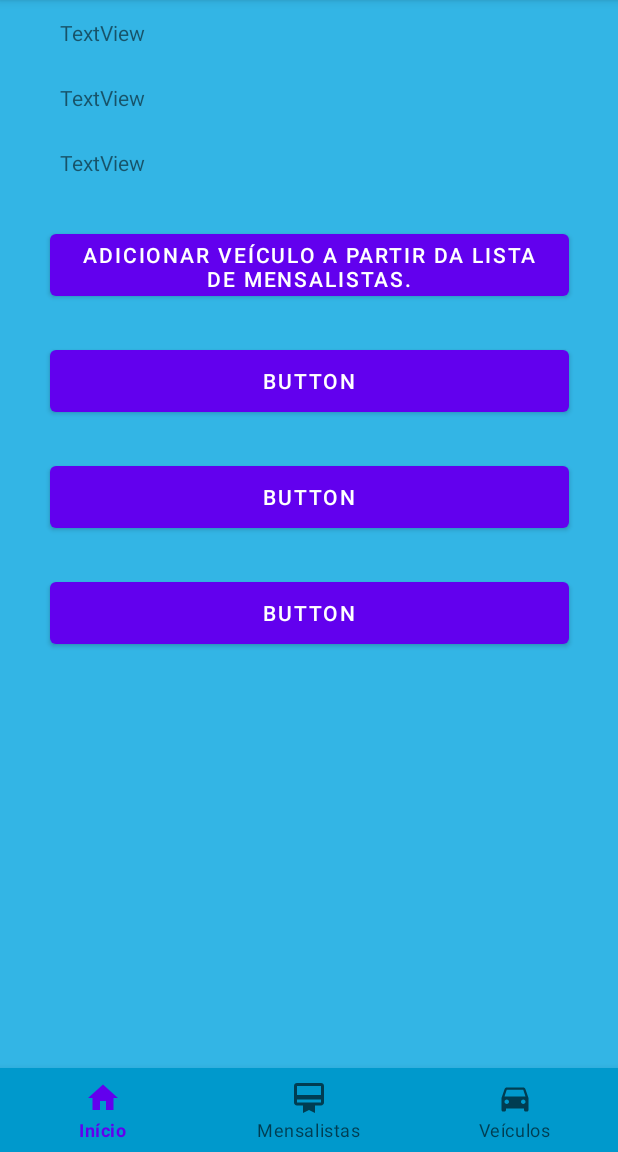
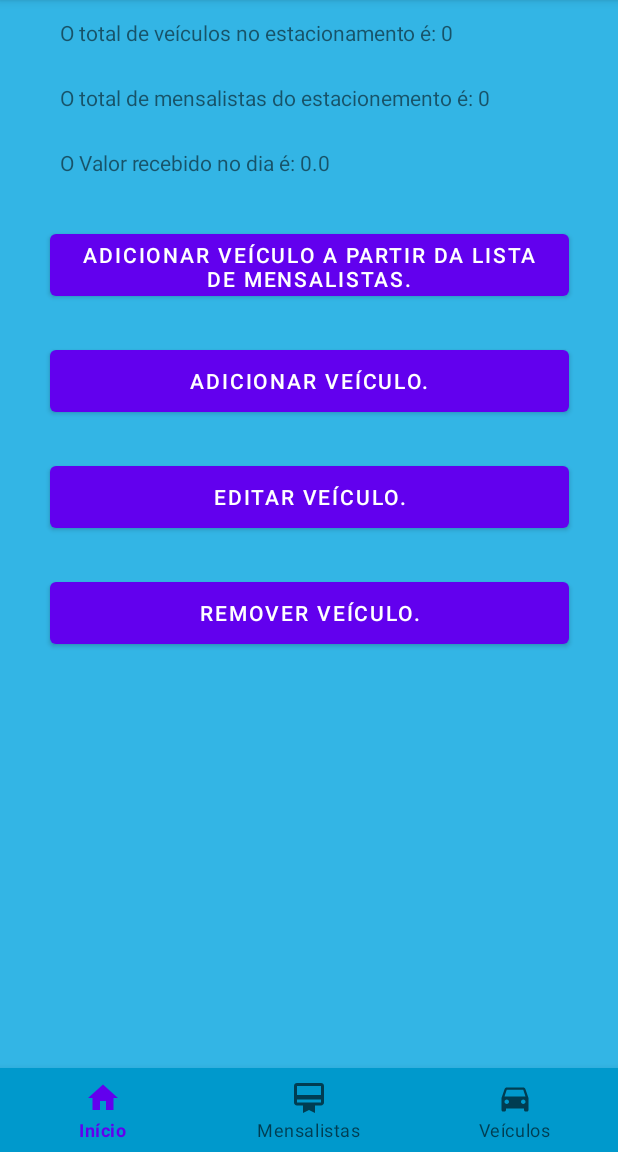
Before and after one commit to DaviPernalonga30/JavaMobileParkingControl, an Android app: the screen it shows after launch (MainActivity), on a phone screen of 412 x 824 dp, the part 84-1236 px from its top. Run offline under Robolectric (Android 15) with nearby library versions, the phone set to English and light mode, and no system bars; our stand-ins replace navigation-ui; network calls fail.

Commit message:
Colocando os códigos de setText dos botões e textos do HomePageFragment

```diff
--- a/app/src/main/java/com/estacionamento2d/javasrc/Calculations.java
+++ b/app/src/main/java/com/estacionamento2d/javasrc/Calculations.java
@@ -12,7 +12,10 @@ public class Calculations {
     private float dayReturn;
     private float valDevido;
 
-
+    public Calculations(){
+        java.util.ArrayList<VeiculeClass> veicList = new DataBaseManagement().selectFromVeicule();
+        calcEndDay(veicList);
+    }
 
     //Implementar mais somas aqui.
     //inclusive de mensalistas e avulsos.
@@ -64,7 +67,6 @@ public class Calculations {
         return this.valFractionHrMoto;
     }
     public float getDayReturn(){
-
         return this.dayReturn;
     }
 
--- a/app/src/main/java/com/estacionamento2d/parkingcontrol2d/homeFragment/HomePageFragment.java
+++ b/app/src/main/java/com/estacionamento2d/parkingcontrol2d/homeFragment/HomePageFragment.java
@@ -8,7 +8,10 @@ import android.view.LayoutInflater;
 import android.view.View;
 import android.view.ViewGroup;
 import android.widget.Button;
+import android.widget.TextView;
 
+import com.estacionamento2d.javasrc.Calculations;
+import com.estacionamento2d.javasrc.DataBaseManagement;
 import com.estacionamento2d.parkingcontrol2d.R;
 
 
@@ -30,23 +33,64 @@ public class HomePageFragment extends Fragment {
         View view = inflater.inflate(R.layout.fragment_home_page, container, false);
 
         //TextView Declarations
+        TextView textViewTotalVeicule = (TextView) view.findViewById(R.id.textView_total_veicule);
+        TextView textViewTotalSubs = (TextView) view.findViewById(R.id.textView_total_subs);
+        TextView textViewDailyMoney = (TextView) view.findViewById(R.id.textView_daily_money);
 
 
         //TextView setText
-
+        textViewTotalVeicule.setText("O total de veículos no estacionamento é: "+ String.valueOf(new DataBaseManagement().selectFromVeicule().size()));
+        textViewTotalSubs.setText("O total de mensalistas do estacionemento é: "+ String.valueOf(new DataBaseManagement().selectFromSubscriber().size()));
+        textViewDailyMoney.setText("O Valor recebido no dia é: "+ String.valueOf(new Calculations().getDayReturn()));
 
 
         //Buttons declarations
         Button buttonAddVeiculeFromSubscriber = (Button) view.findViewById(R.id.button_add_veicule_from_subscriber);
+        Button buttonAddVeicule = (Button) view.findViewById(R.id.button_add_veicule);
+        Button buttonEditVeicule = (Button) view.findViewById(R.id.button_edit_veicule);
+        Button buttonRemoveVeicule = (Button) view.findViewById(R.id.button_remove_veicule);
 
 
 
         //buttons setText
         buttonAddVeiculeFromSubscriber.setText("Adicionar veículo a partir da lista de mensalistas.");
+        buttonAddVeicule.setText("Adicionar veículo.");
+        buttonEditVeicule.setText("Editar Veículo.");
+        buttonRemoveVeicule.setText("Remover Veículo.");
 
 
 
         //buttons ActionsPerformed
+        buttonAddVeiculeFromSubscriber.setOnClickListener(new View.OnClickListener() {
+            @Override
+            public void onClick(View view) {
+
+            }
+        });
+
+
+        buttonAddVeicule.setOnClickListener(new View.OnClickListener() {
+            @Override
+            public void onClick(View view) {
+
+            }
+        });
+
+
+        buttonEditVeicule.setOnClickListener(new View.OnClickListener() {
+            @Override
+            public void onClick(View view) {
+
+            }
+        });
+
+
+        buttonRemoveVeicule.setOnClickListener(new View.OnClickListener() {
+            @Override
+            public void onClick(View view) {
+
+            }
+        });
 
 
 
--- a/app/src/main/res/layout/fragment_home_page.xml
+++ b/app/src/main/res/layout/fragment_home_page.xml
@@ -78,7 +78,7 @@
 
     <TextView
         android:id="@+id/textView_daily_money"
-        android:layout_width="58dp"
+        android:layout_width="wrap_content"
         android:layout_height="wrap_content"
         android:layout_marginStart="40dp"
         android:layout_marginTop="24dp"
```
